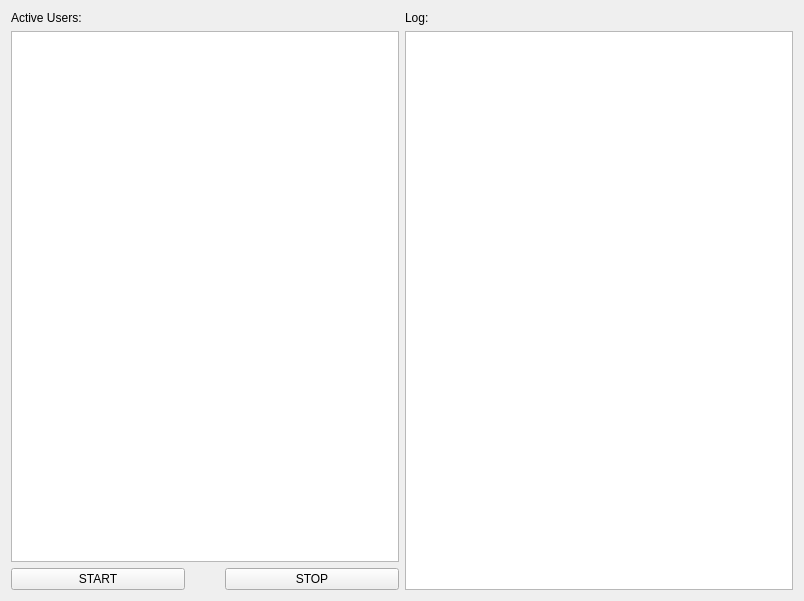
The window that Sources/App/Server/server.ui (timattt/Cognitia-II) describes before a commit, drawn with Qt 5.
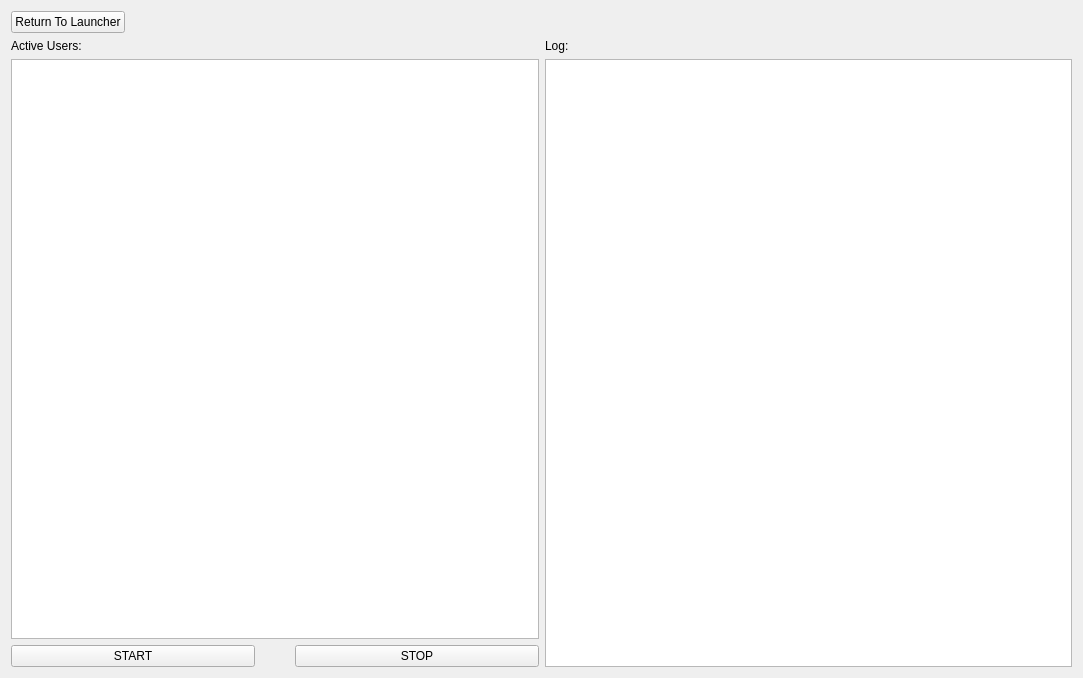
The same window after the commit.

Commit message: added communication between server and client

The edit to the form file:
```diff
--- a/Sources/App/Server/server.ui
+++ b/Sources/App/Server/server.ui
@@ -6,15 +6,41 @@
    <rect>
     <x>0</x>
     <y>0</y>
-    <width>804</width>
-    <height>601</height>
+    <width>1083</width>
+    <height>678</height>
    </rect>
   </property>
   <property name="windowTitle">
    <string>Form</string>
   </property>
+  <layout class="QVBoxLayout" name="verticalLayout_3">
+   <item>
   <layout class="QHBoxLayout" name="horizontalLayout_2">
    <item>
+      <widget class="QPushButton" name="returnToL">
+       <property name="text">
+        <string>Return To Launcher</string>
+       </property>
+      </widget>
+     </item>
+     <item>
+      <spacer name="horizontalSpacer_2">
+       <property name="orientation">
+        <enum>Qt::Horizontal</enum>
+       </property>
+       <property name="sizeHint" stdset="0">
+        <size>
+         <width>40</width>
+         <height>20</height>
+        </size>
+       </property>
+      </spacer>
+     </item>
+    </layout>
+   </item>
+   <item>
+    <layout class="QHBoxLayout" name="horizontalLayout_4">
+     <item>
     <layout class="QVBoxLayout" name="verticalLayout">
      <item>
       <widget class="QLabel" name="label">
@@ -88,6 +114,8 @@
      </item>
      <item>
       <widget class="QTextEdit" name="Log"/>
+       </item>
+      </layout>
      </item>
     </layout>
    </item>
```
Lines whose indentation alone changed are shown as unchanged. The commit also changes 6 other files.
